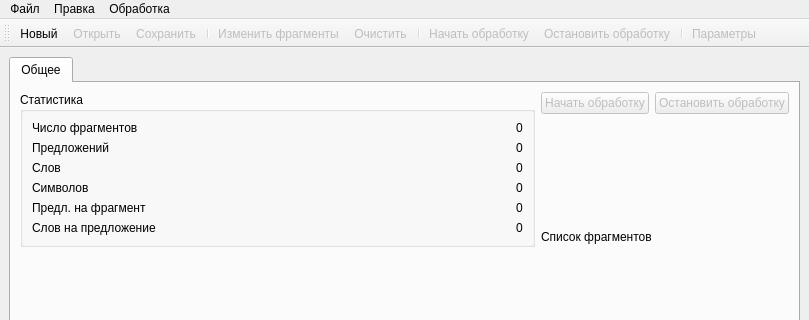
The window that ui/mainwindow.ui (moevm/nosql1h19-text-graph) describes before a commit, drawn with Qt 5; both pictures show x 0 to 809 and y 0 to 320 of the 809 by 742 pixel window.
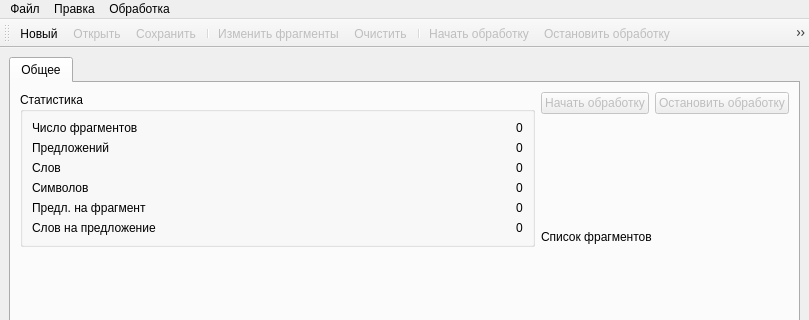
The same window after the commit. Icons and pictures are not drawn.

Commit message: Make update by action

```diff
--- a/ui/mainwindow.ui
+++ b/ui/mainwindow.ui
@@ -280,6 +280,7 @@
    <addaction name="separator"/>
    <addaction name="actionStartProcess"/>
    <addaction name="actionStopProcess"/>
+   <addaction name="actionUpdateResults"/>
    <addaction name="separator"/>
    <addaction name="actionOpenParams"/>
   </widget>
@@ -454,6 +455,15 @@
     <string>Закрыть проект</string>
    </property>
   </action>
+  <action name="actionUpdateResults">
+   <property name="icon">
+    <iconset resource="../res/pictures.qrc">
+     <normaloff>:/icons/update.png</normaloff>:/icons/update.png</iconset>
+   </property>
+   <property name="text">
+    <string>Обновить результаты</string>
+   </property>
+  </action>
  </widget>
  <resources>
   <include location="../res/pictures.qrc"/>
```
Left out of the diff: 3 changed lines with no effect on the pictures. The commit also changes 6 other files.
